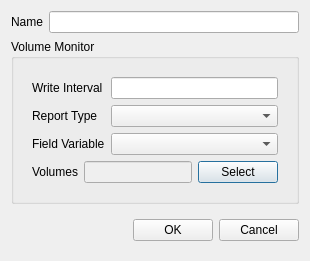
Qt form baramFlow/view/solution/monitors/volume_dialog.ui (nextfoam/baram) before a commit.
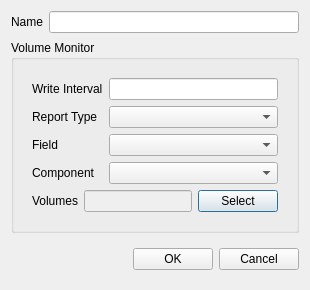
The same form after that commit. Custom widgets are drawn as their Qt base class.

Commit message: Issue baram#724 리포팅 등의 기능과 동일하게 모니터링 field에 collateral field를 포함시키기 위한 field 처리 변경

Patch:
```diff
--- a/baramFlow/view/solution/monitors/volume_dialog.ui
+++ b/baramFlow/view/solution/monitors/volume_dialog.ui
@@ -7,7 +7,7 @@
     <x>0</x>
     <y>0</y>
     <width>310</width>
-    <height>260</height>
+    <height>290</height>
    </rect>
   </property>
   <property name="windowTitle">
@@ -76,17 +76,27 @@
           </widget>
          </item>
          <item row="1" column="1">
-          <widget class="EnumComboBox" name="reportType"/>
+          <widget class="PythonComboBox" name="reportType"/>
          </item>
          <item row="2" column="0">
           <widget class="QLabel" name="label_2">
            <property name="text">
-            <string>Field Variable</string>
+            <string>Field</string>
            </property>
           </widget>
          </item>
          <item row="2" column="1">
-          <widget class="QComboBox" name="fieldVariable"/>
+          <widget class="PythonComboBox" name="field"/>
+         </item>
+         <item row="3" column="0">
+          <widget class="QLabel" name="label_7">
+           <property name="text">
+            <string>Component</string>
+           </property>
+          </widget>
+         </item>
+         <item row="3" column="1">
+          <widget class="VectorComponentComboBox" name="fieldComponent"/>
          </item>
         </layout>
        </widget>
@@ -173,9 +183,14 @@
  </widget>
  <customwidgets>
   <customwidget>
-   <class>EnumComboBox</class>
+   <class>PythonComboBox</class>
    <extends>QComboBox</extends>
-   <header>widgets.enum_combo_box</header>
+   <header>widgets.python_combo_box</header>
+  </customwidget>
+  <customwidget>
+   <class>VectorComponentComboBox</class>
+   <extends>QComboBox</extends>
+   <header>baramFlow.view.widgets.vector_component_combo_box</header>
   </customwidget>
   <customwidget>
    <class>MonitorNameEdit</class>
```
The commit also changes 33 other files.
